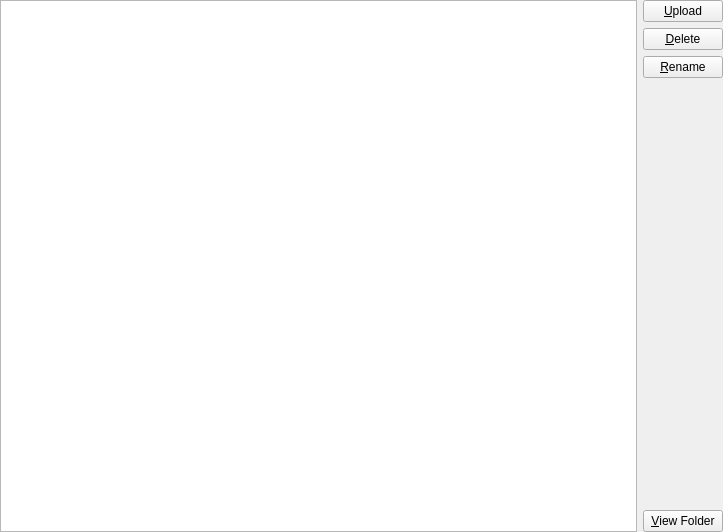
FreesmTeam/FreesmLauncher, file gui/pages/ScreenshotsPage.ui: the form before one commit.
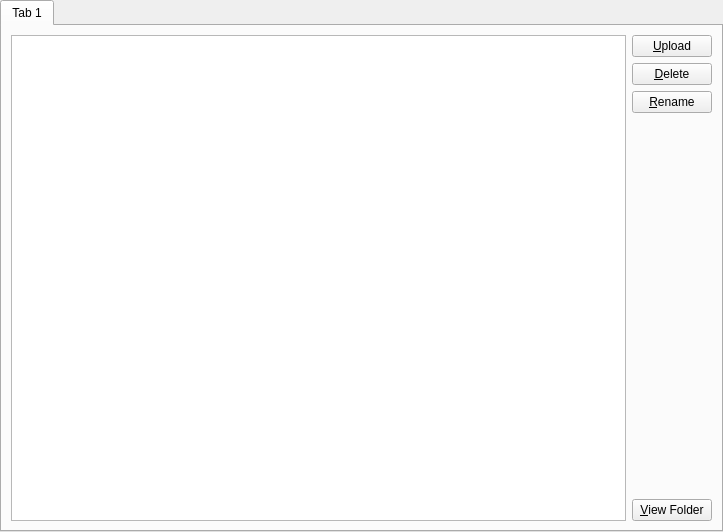
The form after the commit.

Commit message:
Unify look of all pages.
Now they have a QTabWidget with no tabs as a background.

```diff
--- a/gui/pages/ScreenshotsPage.ui
+++ b/gui/pages/ScreenshotsPage.ui
@@ -13,7 +13,7 @@
   <property name="windowTitle">
    <string>Mods</string>
   </property>
-  <layout class="QVBoxLayout" name="verticalLayout_3">
+  <layout class="QVBoxLayout" name="verticalLayout">
    <property name="leftMargin">
     <number>0</number>
    </property>
@@ -27,10 +27,16 @@
     <number>0</number>
    </property>
    <item>
+    <widget class="QTabWidget" name="tabWidget">
+     <property name="currentIndex">
+      <number>0</number>
+     </property>
+     <widget class="QWidget" name="tab">
+      <attribute name="title">
+       <string>Tab 1</string>
+      </attribute>
     <layout class="QHBoxLayout" name="horizontalLayout">
      <item>
-      <layout class="QVBoxLayout" name="verticalLayout">
-       <item>
         <widget class="QListView" name="listView">
          <property name="selectionMode">
           <enum>QAbstractItemView::ExtendedSelection</enum>
@@ -40,8 +46,6 @@
          </property>
         </widget>
        </item>
-      </layout>
-     </item>
      <item>
       <layout class="QVBoxLayout" name="verticalLayout_2">
        <item>
@@ -88,6 +92,8 @@
       </layout>
      </item>
     </layout>
+     </widget>
+    </widget>
    </item>
   </layout>
  </widget>
```
Lines whose indentation alone changed are shown as unchanged. The commit also changes 13 other files.
